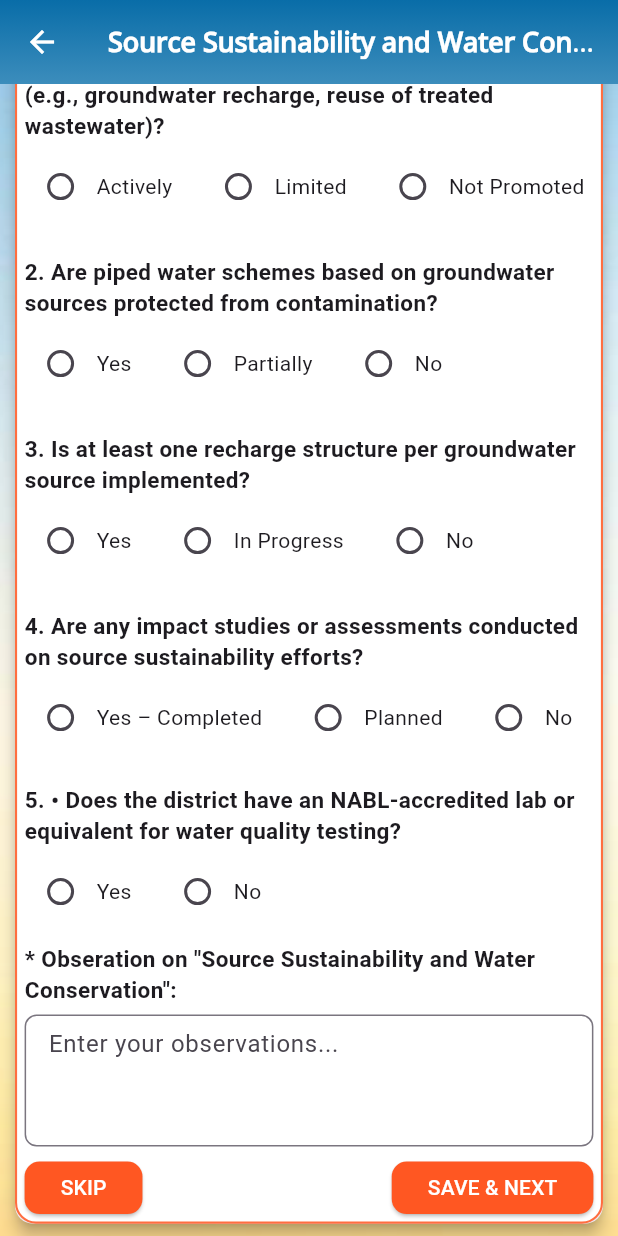
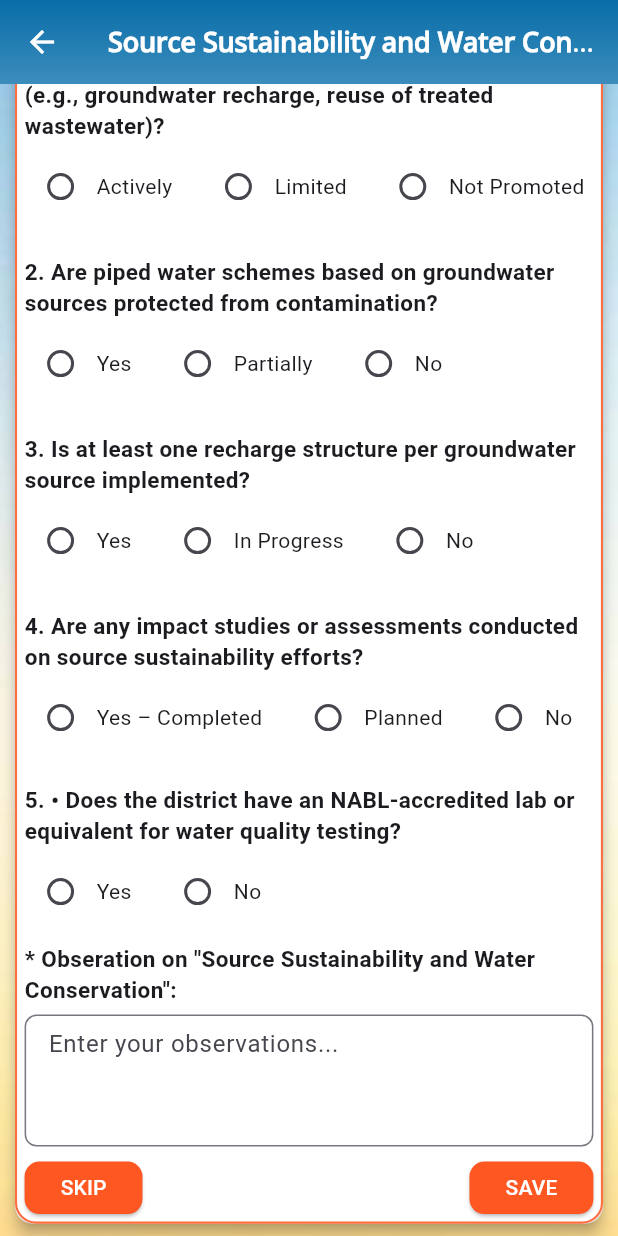
Before and after one commit to shubhamdevgupta/cno_inspector, a Flutter app: the SourceSustainablitiyWasterConservation screen opened by its route, scrolled down 112 dp, on a phone screen of 412 x 824 dp. Run offline on Flutter 3.47's test engine with Material 3 defaults, Android fonts, the phone set to English and light mode, and no system bars; our stand-ins replace connectivity_plus, device_info_plus, flutter_image_compress, fluttertoast, image_picker, shared_preferences; missing offline and left inert: encrypt; accounts and stored records are empty.

Commit message:
change button name

```diff
--- a/lib/views/PartASchemeInfo/PartBSchemePlanningScreen.dart
+++ b/lib/views/PartASchemeInfo/PartBSchemePlanningScreen.dart
@@ -464,7 +464,7 @@ class _SchemePlanningScreen extends State<SchemePlanningScreen> {
                                           }
                                         },
                                         child: Text(
-                                          "SAVE & NEXT",
+                                          "SAVE ",
                                           style: TextStyle(
                                             fontSize: 14,
                                             fontWeight: FontWeight.w500,
--- a/lib/views/PartBDwsm/PartBSourceSustainabilityWaterConservation.dart
+++ b/lib/views/PartBDwsm/PartBSourceSustainabilityWaterConservation.dart
@@ -354,7 +354,7 @@ class _SourceSustainablitiyWasterConservation
                                           }
                                         },
                                         child: Text(
-                                          "SAVE & NEXT",
+                                          "SAVE",
                                           style: TextStyle(
                                             fontSize: 14,
                                             fontWeight: FontWeight.w500,
```
